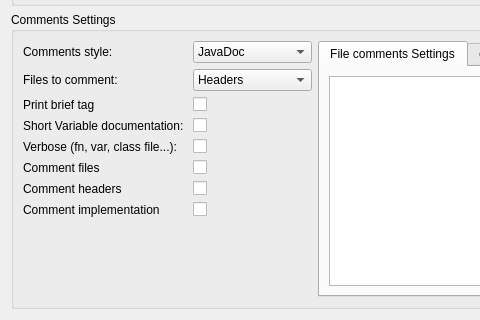
Above: doxygensettingswidget.ui from fpoussin/qtcreator-doxygen before the change; both pictures show x 0 to 480 and y 130 to 450 of the 700 by 450 pixel window. Below: the same form after it.
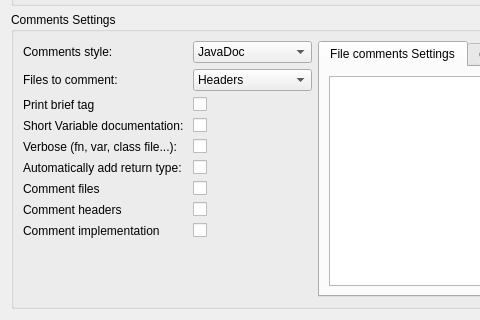
That is the form after the change. Custom widgets are drawn as their Qt base class.

Commit message: Added option to not include types in doxygen return commands

Diff of the .ui file:
```diff
--- a/doxygensettingswidget.ui
+++ b/doxygensettingswidget.ui
@@ -224,48 +224,62 @@
           </property>
          </widget>
         </item>
-        <item row="8" column="0">
+        <item row="9" column="0">
          <widget class="QLabel" name="label_filecomment">
           <property name="text">
            <string>Comment files</string>
           </property>
          </widget>
         </item>
-        <item row="8" column="1">
+        <item row="9" column="1">
          <widget class="QCheckBox" name="fileComments">
           <property name="text">
            <string/>
           </property>
          </widget>
         </item>
-        <item row="9" column="0">
+        <item row="10" column="0">
          <widget class="QLabel" name="label_filecommentHeaders">
           <property name="text">
            <string>Comment headers</string>
           </property>
          </widget>
         </item>
-        <item row="9" column="1">
+        <item row="10" column="1">
          <widget class="QCheckBox" name="commentHeaderFiles">
           <property name="text">
            <string/>
           </property>
          </widget>
         </item>
-        <item row="10" column="0">
+        <item row="11" column="0">
          <widget class="QLabel" name="label_filecommentImpl">
           <property name="text">
            <string>Comment implementation</string>
           </property>
          </widget>
         </item>
-        <item row="10" column="1">
+        <item row="11" column="1">
          <widget class="QCheckBox" name="commentImplementationFiles">
           <property name="text">
            <string/>
           </property>
          </widget>
         </item>
+        <item row="8" column="0">
+         <widget class="QLabel" name="label_addreturntype">
+          <property name="text">
+           <string>Automatically add return type: </string>
+          </property>
+         </widget>
+        </item>
+        <item row="8" column="1">
+         <widget class="QCheckBox" name="autoAddReturnTypes">
+          <property name="text">
+           <string/>
+          </property>
+         </widget>
+        </item>
        </layout>
       </item>
       <item>
```
The commit also changes 4 other files.
